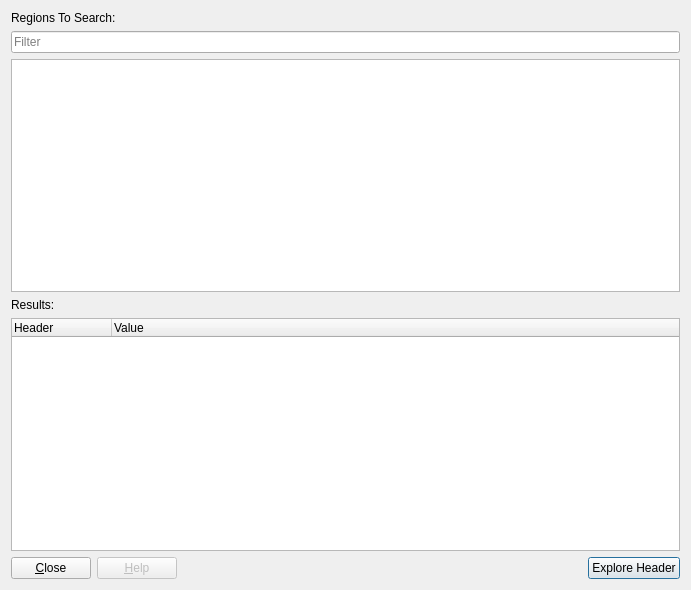
Qt form plugins/BinaryInfo/DialogHeader.ui (eteran/edb-debugger) before a commit.
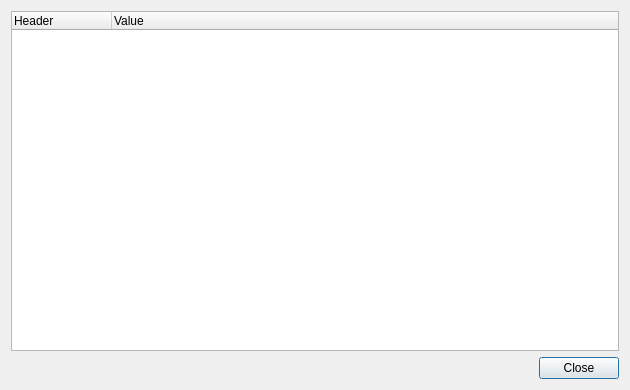
The same form after that commit. Icons and pictures are not drawn.

Commit message: started work on improving some plugins UIs

Patch:
```diff
--- a/plugins/BinaryInfo/DialogHeader.ui
+++ b/plugins/BinaryInfo/DialogHeader.ui
@@ -7,62 +7,14 @@
    <rect>
     <x>0</x>
     <y>0</y>
-    <width>691</width>
-    <height>590</height>
+    <width>630</width>
+    <height>390</height>
    </rect>
   </property>
   <property name="windowTitle">
    <string>Header Explorer</string>
   </property>
   <layout class="QVBoxLayout" name="verticalLayout">
-   <item>
-    <widget class="QLabel" name="label">
-     <property name="text">
-      <string>Regions To Search:</string>
-     </property>
-    </widget>
-   </item>
-   <item>
-    <widget class="QLineEdit" name="txtSearch">
-     <property name="placeholderText">
-      <string>Filter</string>
-     </property>
-    </widget>
-   </item>
-   <item>
-    <widget class="QTableView" name="tableView">
-     <property name="font">
-      <font>
-       <family>Monospace</family>
-      </font>
-     </property>
-     <property name="editTriggers">
-      <set>QAbstractItemView::NoEditTriggers</set>
-     </property>
-     <property name="alternatingRowColors">
-      <bool>true</bool>
-     </property>
-     <property name="selectionMode">
-      <enum>QAbstractItemView::SingleSelection</enum>
-     </property>
-     <property name="selectionBehavior">
-      <enum>QAbstractItemView::SelectRows</enum>
-     </property>
-     <property name="sortingEnabled">
-      <bool>true</bool>
-     </property>
-     <attribute name="horizontalHeaderStretchLastSection">
-      <bool>true</bool>
-     </attribute>
-    </widget>
-   </item>
-   <item>
-    <widget class="QLabel" name="label_2">
-     <property name="text">
-      <string>Results:</string>
-     </property>
-    </widget>
-   </item>
    <item>
     <widget class="QTreeWidget" name="treeWidget">
      <column>
@@ -78,59 +30,14 @@
     </widget>
    </item>
    <item>
-    <layout class="QHBoxLayout">
-     <property name="spacing">
-      <number>6</number>
+    <widget class="QDialogButtonBox" name="buttonBox">
+     <property name="orientation">
+      <enum>Qt::Horizontal</enum>
      </property>
-     <item>
-      <widget class="QPushButton" name="btnClose">
-       <property name="text">
-        <string>&amp;Close</string>
-       </property>
-       <property name="icon">
-        <iconset theme="dialog-close">
-         <normaloff>.</normaloff>.</iconset>
-       </property>
-      </widget>
-     </item>
-     <item>
-      <widget class="QPushButton" name="btnHelp">
-       <property name="enabled">
-        <bool>false</bool>
-       </property>
-       <property name="text">
-        <string>&amp;Help</string>
-       </property>
-       <property name="icon">
-        <iconset theme="help-browser">
-         <normaloff>.</normaloff>.</iconset>
-       </property>
-      </widget>
-     </item>
-     <item>
-      <spacer>
-       <property name="orientation">
-        <enum>Qt::Horizontal</enum>
-       </property>
-       <property name="sizeHint" stdset="0">
-        <size>
-         <width>40</width>
-         <height>20</height>
-        </size>
-       </property>
-      </spacer>
-     </item>
-     <item>
-      <widget class="QPushButton" name="btnExplore">
-       <property name="text">
-        <string>Explore Header</string>
-       </property>
-       <property name="default">
-        <bool>true</bool>
-       </property>
-      </widget>
-     </item>
-    </layout>
+     <property name="standardButtons">
+      <set>QDialogButtonBox::Close</set>
+     </property>
+    </widget>
    </item>
   </layout>
  </widget>
```
Left out of the diff: 38 changed lines with no effect on the pictures. The commit also changes 6 other files.
